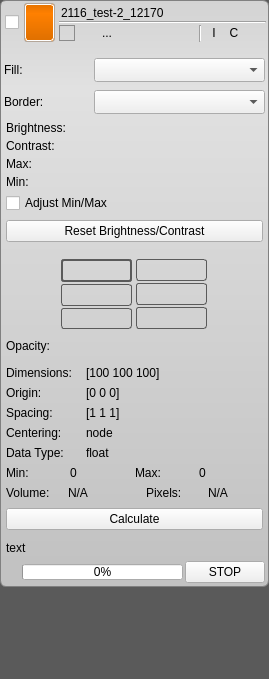
Before: the Qt Designer form src/Interface/Application/LayerWidget.ui in SCIInstitute/Seg3D, drawn with Qt 5.
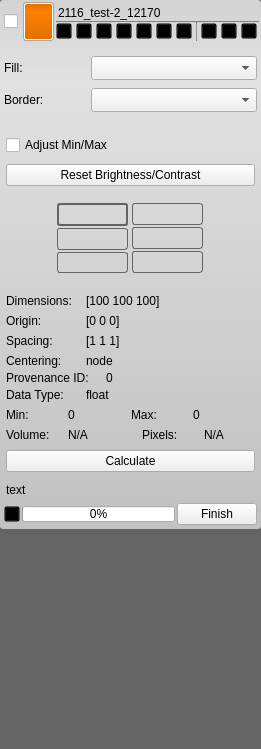
After: the same form once the commit is applied. Icons and pictures are not drawn. Custom widgets are drawn as their Qt base class.

Commit message: merge in changes from the provenance branch

```diff
--- a/src/Interface/Application/LayerWidget.ui
+++ b/src/Interface/Application/LayerWidget.ui
@@ -6,8 +6,8 @@
    <rect>
     <x>0</x>
     <y>0</y>
-    <width>269</width>
-    <height>679</height>
+    <width>261</width>
+    <height>749</height>
    </rect>
   </property>
   <property name="mouseTracking">
@@ -18,21 +18,28 @@
   </property>
   <property name="styleSheet">
    <string notr="true">QWidget#background_{
-  background-color: rgb( 90, 90, 90 );
+  background-color: rgb( 100, 100, 100 );
 }
 
 QLabel#facade_widget_{
   background-color: rgba(0, 0, 0, 0);
 }
 
+QFrame#iso_control_separator_line_{
+  background-color: gray;
+}
+
 QWidget#base_{
   background-color: qlineargradient(spread:pad, x1:0.5, y1:0, x2:0.5, y2:0.960227, stop:0 rgba(211, 211, 211, 255), stop:0.155779 rgba(225, 225, 225, 255),         stop:1 rgba(194, 194, 194, 255));
-  border: 1px solid gray;
-border-radius: 6px;
+border-radius: 3px;
+}
+
+QWidget#buttons_widget_{
+  border-top: 1px solid gray;
 }
 
 QToolButton#viewer_0_button_{
-  border: 2px solid rgb( 90, 90, 90 );
+  border: 2px solid rgb( 100, 100, 100 );
   border-radius: 3px;
 }
 
@@ -42,7 +49,7 @@
 
 
 QToolButton#viewer_1_button_{
-  border: 1px solid rgb( 90, 90, 90 );
+  border: 1px solid rgb( 100, 100, 100 );
   border-radius: 3px;
 }
 
@@ -52,7 +59,7 @@
 
 
 QToolButton#viewer_2_button_{
-  border: 1px solid rgb( 90, 90, 90 );
+  border: 1px solid rgb( 100, 100, 100 );
   border-radius: 3px;
 }
 
@@ -61,7 +68,7 @@
 }
 
 QToolButton#viewer_3_button_{
-  border: 1px solid rgb( 90, 90, 90 );
+  border: 1px solid rgb( 100, 100, 100 );
   border-radius: 3px;
 }
 
@@ -70,7 +77,7 @@
 }
 
 QToolButton#viewer_4_button_{
-  border: 1px solid rgb( 90, 90, 90 );
+  border: 1px solid rgb( 100, 100, 100 );
   border-radius: 3px;
 }
 
@@ -79,7 +86,7 @@
 }
 
 QToolButton#viewer_5_button_{
-  border: 1px solid rgb( 90, 90, 90 );
+  border: 1px solid rgb( 100, 100, 100 );
   border-radius: 3px;
 }
 
@@ -102,7 +109,7 @@
   border: 1px solid rgba(165, 165, 165, 200);
 }
 QWidget#typeGradient_{
-  border-radius: 3px;
+  border-radius: 2px;
   border: 1px solid white;
   background-color: qlineargradient(spread:pad, x1:0.5, y1:0, x2:0.5, y2:0.960227, stop:0 rgba(0, 0, 0, 25), stop:0.258706 rgba(40, 40, 40, 0), stop:1 rgba(0, 0, 0, 30));
 }
@@ -112,7 +119,6 @@
 
 QToolButton{
   background-color: rgba(0, 0, 0, 0);
-  border: 1px solid rgba(0, 0, 0, 0);
 }
 QToolButton:hover{
   background-color: rgba( 0, 0, 0, 30 );
@@ -124,7 +130,6 @@
 }
 QToolButton:checked{
   background-color: rgba(0, 0, 0, 0);
-  border: 1px solid rgb(139, 139, 139);
   margin:0;
 }
 
@@ -163,7 +168,7 @@
         <property name="minimumSize">
          <size>
           <width>0</width>
-          <height>45</height>
+          <height>43</height>
          </size>
         </property>
         <layout class="QVBoxLayout" name="verticalLayout_9">
@@ -178,13 +183,13 @@
            <property name="minimumSize">
             <size>
              <width>0</width>
-             <height>45</height>
+             <height>43</height>
             </size>
            </property>
            <property name="maximumSize">
             <size>
              <width>16777215</width>
-             <height>45</height>
+             <height>43</height>
             </size>
            </property>
            <layout class="QHBoxLayout" name="horizontalLayout_4">
@@ -192,16 +197,16 @@
              <number>0</number>
             </property>
             <property name="leftMargin">
-             <number>3</number>
+             <number>2</number>
             </property>
             <property name="topMargin">
-             <number>1</number>
+             <number>0</number>
             </property>
             <property name="rightMargin">
-             <number>3</number>
+             <number>2</number>
             </property>
             <property name="bottomMargin">
-             <number>1</number>
+             <number>0</number>
             </property>
             <item>
              <widget class="QWidget" name="checkbox_widget_" native="true">
@@ -287,6 +292,9 @@
                </property>
                <item>
                 <widget class="QWidget" name="typeGradient_" native="true">
+                 <property name="enabled">
+                  <bool>true</bool>
+                 </property>
                  <property name="sizePolicy">
                   <sizepolicy hsizetype="Fixed" vsizetype="Fixed">
                    <horstretch>0</horstretch>
@@ -343,7 +351,7 @@
                 <number>0</number>
                </property>
                <property name="leftMargin">
-                <number>4</number>
+                <number>2</number>
                </property>
                <property name="topMargin">
                 <number>0</number>
@@ -365,13 +373,13 @@
                  <property name="minimumSize">
                   <size>
                    <width>0</width>
-                   <height>18</height>
+                   <height>19</height>
                   </size>
                  </property>
                  <property name="maximumSize">
                   <size>
                    <width>16777215</width>
-                   <height>18</height>
+                   <height>19</height>
                   </size>
                  </property>
                  <property name="focusPolicy">
@@ -401,24 +409,17 @@
                 </widget>
                </item>
                <item>
-                <widget class="Line" name="line">
-                 <property name="orientation">
-                  <enum>Qt::Horizontal</enum>
-                 </property>
-                </widget>
-               </item>
-               <item>
-                <widget class="QWidget" name="widget_2" native="true">
+                <widget class="QWidget" name="buttons_widget_" native="true">
                  <property name="minimumSize">
                   <size>
                    <width>0</width>
-                   <height>18</height>
+                   <height>20</height>
                   </size>
                  </property>
                  <property name="maximumSize">
                   <size>
                    <width>16777215</width>
-                   <height>18</height>
+                   <height>20</height>
                   </size>
                  </property>
                  <layout class="QHBoxLayout" name="horizontalLayout_3">
@@ -665,6 +666,21 @@
                   </item>
                   <item>
                    <widget class="Line" name="iso_control_separator_line_">
+                    <property name="minimumSize">
+                     <size>
+                      <width>1</width>
+                      <height>0</height>
+                     </size>
+                    </property>
+                    <property name="maximumSize">
+                     <size>
+                      <width>1</width>
+                      <height>16777215</height>
+                     </size>
+                    </property>
+                    <property name="styleSheet">
+                     <string notr="true"/>
+                    </property>
                     <property name="orientation">
                      <enum>Qt::Vertical</enum>
                     </property>
@@ -904,7 +920,7 @@
              <widget class="QWidget" name="bright_contrast_" native="true">
               <layout class="QVBoxLayout" name="verticalLayout_4">
                <property name="spacing">
-                <number>2</number>
+                <number>4</number>
                </property>
                <property name="margin">
                 <number>2</number>
@@ -918,19 +934,6 @@
                   <property name="margin">
                    <number>0</number>
                   </property>
-                  <item>
-                   <widget class="QLabel" name="brigntness_label_">
-                    <property name="sizePolicy">
-                     <sizepolicy hsizetype="Preferred" vsizetype="Preferred">
-                      <horstretch>0</horstretch>
-                      <verstretch>0</verstretch>
-                     </sizepolicy>
-                    </property>
-                    <property name="text">
-                     <string>Brightness:</string>
-                    </property>
-                   </widget>
-                  </item>
                   <item>
                    <widget class="QtUtils::QtSliderDoubleCombo" name="brightness_adjuster_" native="true"/>
                   </item>
@@ -946,31 +949,6 @@
                   <property name="margin">
                    <number>0</number>
                   </property>
-                  <item>
-                   <widget class="QLabel" name="contrast_label_">
-                    <property name="sizePolicy">
-                     <sizepolicy hsizetype="Preferred" vsizetype="Preferred">
-                      <horstretch>0</horstretch>
-                      <verstretch>0</verstretch>
-                     </sizepolicy>
-                    </property>
-                    <property name="minimumSize">
-                     <size>
-                      <width>0</width>
-                      <height>0</height>
-                     </size>
-                    </property>
-                    <property name="maximumSize">
-                     <size>
-                      <width>16777215</width>
-                      <height>16777215</height>
-                     </size>
-                    </property>
-                    <property name="text">
-                     <string>Contrast:</string>
-                    </property>
-                   </widget>
-                  </item>
                   <item>
                    <widget class="QtUtils::QtSliderDoubleCombo" name="contrast_adjuster_" native="true"/>
                   </item>
@@ -986,13 +964,6 @@
                   <property name="margin">
                    <number>0</number>
                   </property>
-                  <item>
-                   <widget class="QLabel" name="label_4">
-                    <property name="text">
-                     <string>Max:</string>
-                    </property>
-                   </widget>
-                  </item>
                   <item>
                    <widget class="QtUtils::QtSliderDoubleCombo" name="display_max_adjuster_" native="true"/>
                   </item>
@@ -1008,13 +979,6 @@
                   <property name="margin">
                    <number>0</number>
                   </property>
-                  <item>
-                   <widget class="QLabel" name="label_6">
-                    <property name="text">
-                     <string>Min:</string>
-                    </property>
-                   </widget>
-                  </item>
                   <item>
                    <widget class="QtUtils::QtSliderDoubleCombo" name="display_min_adjuster_" native="true"/>
                   </item>
@@ -1022,13 +986,31 @@
                 </widget>
                </item>
                <item>
-                <widget class="QCheckBox" name="adjust_minmax_checkbox_">
-                 <property name="toolTip">
-                  <string>Adjust the contrast/brightness by setting the minimum and maximum gray value</string>
+                <widget class="QWidget" name="widget_2" native="true">
+                 <property name="sizePolicy">
+                  <sizepolicy hsizetype="Preferred" vsizetype="Fixed">
+                   <horstretch>0</horstretch>
+                   <verstretch>0</verstretch>
+                  </sizepolicy>
                  </property>
-                 <property name="text">
-                  <string>Adjust Min/Max</string>
-                 </property>
+                 <layout class="QHBoxLayout" name="horizontalLayout_25">
+                  <property name="spacing">
+                   <number>0</number>
+                  </property>
+                  <property name="margin">
+                   <number>0</number>
+                  </property>
+                  <item>
+                   <widget class="QCheckBox" name="adjust_minmax_checkbox_">
+                    <property name="toolTip">
+                     <string>Adjust the contrast/brightness by setting the minimum and maximum gray value</string>
+                    </property>
+                    <property name="text">
+                     <string>Adjust Min/Max</string>
+                    </property>
+                   </widget>
+                  </item>
+                 </layout>
                 </widget>
                </item>
                <item>
@@ -1300,26 +1282,7 @@
              <number>4</number>
             </property>
             <item>
-             <widget class="QWidget" name="widget_3" native="true">
-              <layout class="QVBoxLayout" name="verticalLayout_2">
-               <property name="spacing">
-                <number>2</number>
-               </property>
-               <property name="margin">
-                <number>0</number>
-               </property>
-               <item>
-                <widget class="QLabel" name="opacity_label_">
-                 <property name="text">
-                  <string>Opacity:</string>
-                 </property>
-                </widget>
-               </item>
-               <item>
-                <widget class="QtUtils::QtSliderDoubleCombo" name="opacity_adjuster_" native="true"/>
-               </item>
-              </layout>
-             </widget>
+             <widget class="QtUtils::QtSliderDoubleCombo" name="opacity_adjuster_" native="true"/>
             </item>
            </layout>
           </widget>
@@ -1518,6 +1481,38 @@
               </layout>
              </widget>
             </item>
+            <item>
+             <widget class="QWidget" name="widget_10" native="true">
+              <layout class="QHBoxLayout" name="horizontalLayout_24">
+               <property name="spacing">
+                <number>0</number>
+               </property>
+               <property name="margin">
+                <number>0</number>
+               </property>
+               <item>
+                <widget class="QLabel" name="label_13">
+                 <property name="maximumSize">
+                  <size>
+                   <width>100</width>
+                   <height>16777215</height>
+                  </size>
+                 </property>
+                 <property name="text">
+                  <string>Provenance ID:</string>
+                 </property>
+                </widget>
+               </item>
+               <item>
+                <widget class="QLabel" name="provenance_id_">
+                 <property name="text">
+                  <string>0</string>
+                 </property>
+                </widget>
+               </item>
+              </layout>
+             </widget>
+            </item>
             <item>
              <widget class="QWidget" name="datainfo_widget_" native="true">
               <property name="minimumSize">
@@ -1899,7 +1894,7 @@
                   </sizepolicy>
                  </property>
                  <property name="text">
-                  <string>STOP</string>
+                  <string>Finish</string>
                  </property>
                 </widget>
                </item>
```
Left out of the diff: 1 changed line with no effect on the pictures. The commit also changes 558 other files.
